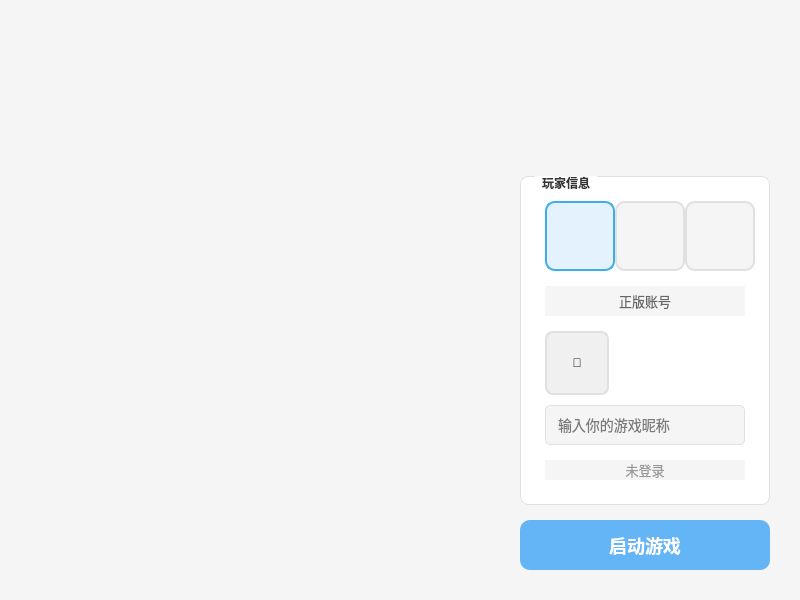
Qt form homepage.ui (YanyangTG/Yanyang_Craft_Launcher) before a commit.
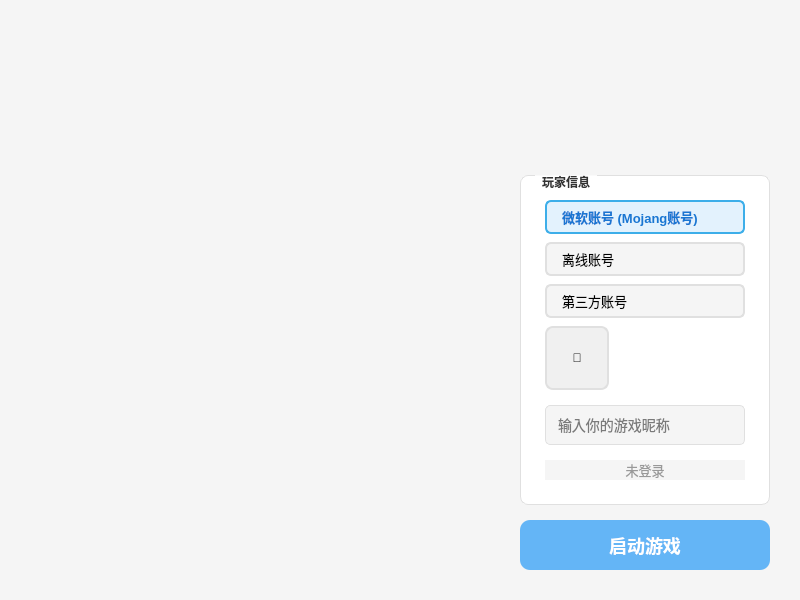
The same form after that commit. Icons and pictures are not drawn.

What changed in the file:
```diff
--- a/homepage.ui
+++ b/homepage.ui
@@ -114,29 +114,26 @@
            <number>15</number>
           </property>
           <item>
-           <layout class="QHBoxLayout" name="accountTypeLayout">
+           <layout class="QVBoxLayout" name="accountTypeLayout">
             <property name="spacing">
-             <number>10</number>
+             <number>8</number>
             </property>
             <item>
              <widget class="QPushButton" name="microsoftBtn">
               <property name="minimumSize">
                <size>
-                <width>70</width>
-                <height>70</height>
-               </size>
-              </property>
-              <property name="maximumSize">
-               <size>
-                <width>70</width>
-                <height>70</height>
+                <width>0</width>
+                <height>20</height>
                </size>
               </property>
               <property name="styleSheet">
                <string notr="true">QPushButton {
 background-color: #f5f5f5;
 border: 2px solid #e0e0e0;
-border-radius: 10px;
+border-radius: 6px;
+padding: 5px 15px;
+font-size: 13px;
+text-align: left;
 }
 QPushButton:hover {
 background-color: #e8e8e8;
@@ -145,21 +142,12 @@
 QPushButton:checked {
 background-color: #e3f2fd;
 border: 2px solid #3daee9;
+color: #1976d2;
+font-weight: bold;
 }</string>
               </property>
               <property name="text">
-               <string/>
-              </property>
-              <property name="icon">
-               <iconset resource="../resources.qrc">
-                <normaloff>:/resources/run.png</normaloff>
-               </iconset>
-              </property>
-              <property name="iconSize">
-               <size>
-                <width>32</width>
-                <height>32</height>
-               </size>
+               <string>微软账号 (Mojang账号)</string>
               </property>
               <property name="checkable">
                <bool>true</bool>
@@ -173,21 +161,18 @@
              <widget class="QPushButton" name="offlineBtn">
               <property name="minimumSize">
                <size>
-                <width>70</width>
-                <height>70</height>
-               </size>
-              </property>
-              <property name="maximumSize">
-               <size>
-                <width>70</width>
-                <height>70</height>
+                <width>0</width>
+                <height>20</height>
                </size>
               </property>
               <property name="styleSheet">
                <string notr="true">QPushButton {
 background-color: #f5f5f5;
 border: 2px solid #e0e0e0;
-border-radius: 10px;
+border-radius: 6px;
+padding: 5px 15px;
+font-size: 13px;
+text-align: left;
 }
 QPushButton:hover {
 background-color: #e8e8e8;
@@ -196,21 +181,12 @@
 QPushButton:checked {
 background-color: #e3f2fd;
 border: 2px solid #3daee9;
+color: #1976d2;
+font-weight: bold;
 }</string>
               </property>
               <property name="text">
-               <string/>
-              </property>
-              <property name="icon">
-               <iconset resource="../resources.qrc">
-                <normaloff>:/resources/run.png</normaloff>
-               </iconset>
-              </property>
-              <property name="iconSize">
-               <size>
-                <width>32</width>
-                <height>32</height>
-               </size>
+               <string>离线账号</string>
               </property>
               <property name="checkable">
                <bool>true</bool>
@@ -221,21 +197,18 @@
              <widget class="QPushButton" name="thirdpartyBtn">
               <property name="minimumSize">
                <size>
-                <width>70</width>
-                <height>70</height>
-               </size>
-              </property>
-              <property name="maximumSize">
-               <size>
-                <width>70</width>
-                <height>70</height>
+                <width>0</width>
+                <height>20</height>
                </size>
               </property>
               <property name="styleSheet">
                <string notr="true">QPushButton {
 background-color: #f5f5f5;
 border: 2px solid #e0e0e0;
-border-radius: 10px;
+border-radius: 6px;
+padding: 5px 15px;
+font-size: 13px;
+text-align: left;
 }
 QPushButton:hover {
 background-color: #e8e8e8;
@@ -244,47 +217,18 @@
 QPushButton:checked {
 background-color: #e3f2fd;
 border: 2px solid #3daee9;
+color: #1976d2;
+font-weight: bold;
 }</string>
               </property>
               <property name="text">
-               <string/>
-              </property>
-              <property name="icon">
-               <iconset resource="../resources.qrc">
-                <normaloff>:/resources/run.png</normaloff>
-               </iconset>
-              </property>
-              <property name="iconSize">
-               <size>
-                <width>32</width>
-                <height>32</height>
-               </size>
+               <string>第三方账号</string>
               </property>
               <property name="checkable">
                <bool>true</bool>
               </property>
              </widget>
             </item>
-           </layout>
-          </item>
-          <item>
-           <widget class="QLabel" name="accountTypeLabel">
-            <property name="text">
-             <string>正版账号</string>
-            </property>
-            <property name="alignment">
-             <set>Qt::AlignCenter</set>
-            </property>
-            <property name="styleSheet">
-             <string notr="true">font-size: 13px; color: #666666; padding: 5px;</string>
-            </property>
-           </widget>
-          </item>
-          <item>
-           <layout class="QVBoxLayout" name="profileLayout">
-            <property name="spacing">
-             <number>10</number>
-            </property>
             <item>
              <widget class="QLabel" name="skinLabel">
               <property name="minimumSize">
@@ -299,6 +243,9 @@
                 <height>64</height>
                </size>
               </property>
+              <property name="layoutDirection">
+               <enum>Qt::LayoutDirection::LeftToRight</enum>
+              </property>
               <property name="styleSheet">
                <string notr="true">QLabel {
 background-color: #f0f0f0;
@@ -317,6 +264,13 @@
               </property>
              </widget>
             </item>
+           </layout>
+          </item>
+          <item>
+           <layout class="QVBoxLayout" name="profileLayout">
+            <property name="spacing">
+             <number>10</number>
+            </property>
             <item>
              <widget class="QLineEdit" name="playerNameEdit">
               <property name="minimumSize">
```
Left out of the diff: 38 changed lines with no effect on the pictures.
